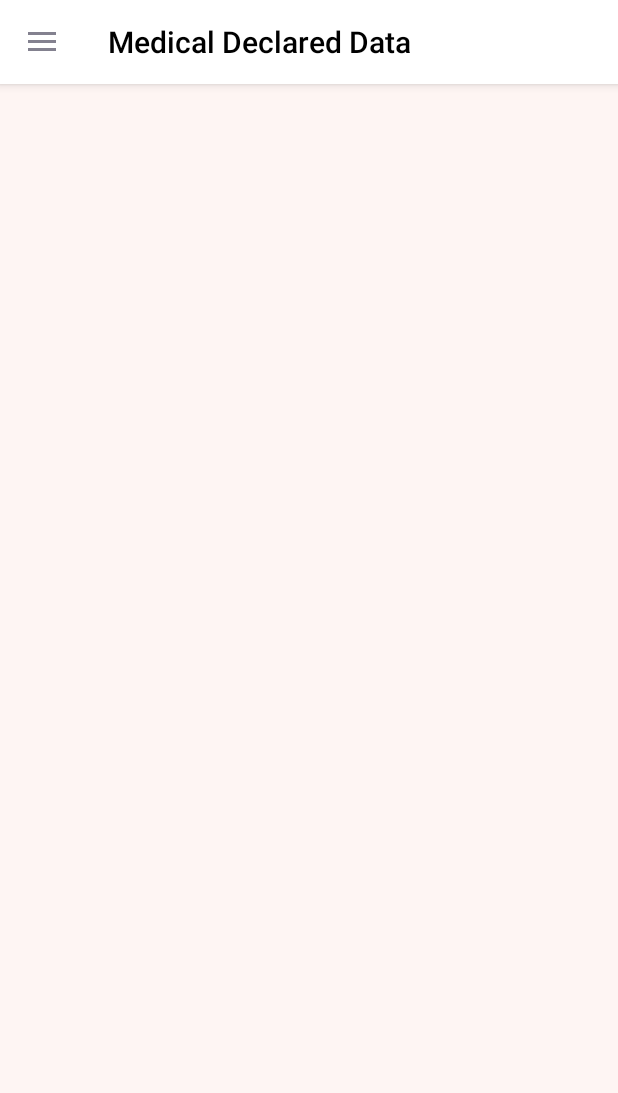
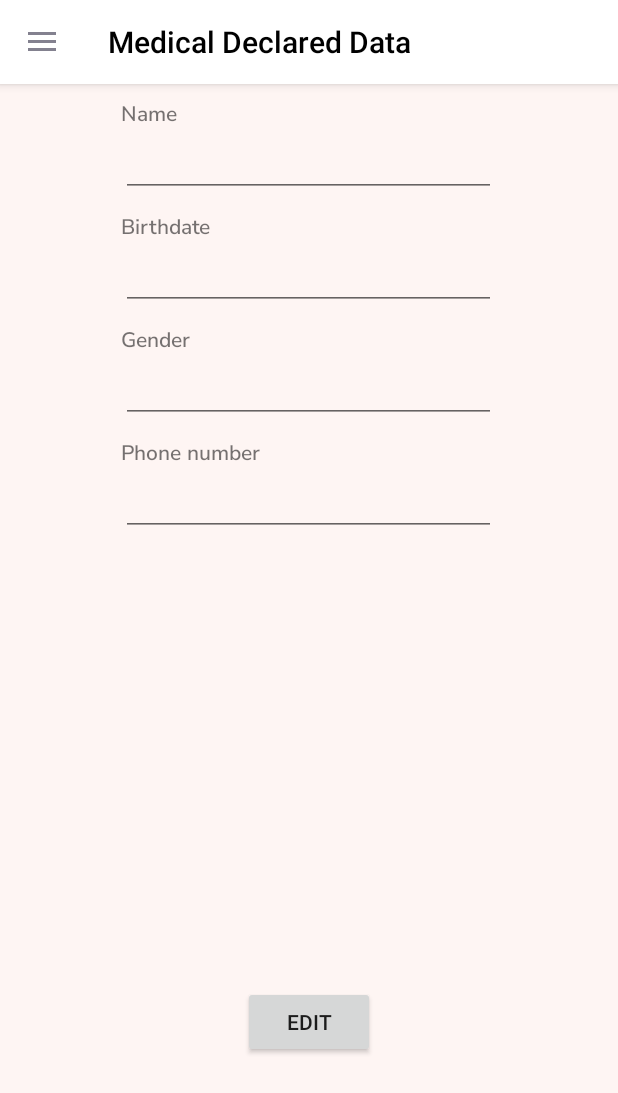
Before and after one commit to hoangnhhe141380/Covid_Tracker, an Android app: the screen it shows after launch (MainActivity), in the side drawer, after a tap on "Medical Declared Data", on a phone screen of 412 x 824 dp. Shown: the top 1093 px of the screen. Run offline under Robolectric (Android 15) with nearby library versions, the phone set to English and light mode, and no system bars; our stand-ins replace Firebase (no records; nobody signed in at launch, a user with empty details on screens opened directly).

Commit message:
20220317 - Update layout round 10

```diff
--- a/app/src/main/res/layout/layout_fragment_medical_declared_data.xml
+++ b/app/src/main/res/layout/layout_fragment_medical_declared_data.xml
@@ -1,9 +1,93 @@
 <?xml version="1.0" encoding="utf-8"?>
-<LinearLayout xmlns:android="http://schemas.android.com/apk/res/android"
+<RelativeLayout xmlns:android="http://schemas.android.com/apk/res/android"
+    xmlns:tools="http://schemas.android.com/tools"
     android:layout_width="match_parent"
     android:layout_height="match_parent"
-    android:orientation="vertical"
-    android:padding="12dp"
-    android:background="@color/backgroundColor">
+    android:background="@color/backgroundColor"
+    android:orientation="vertical">
 
-</LinearLayout>
+    <LinearLayout
+        android:id="@+id/ln_input"
+        android:layout_width="wrap_content"
+        android:layout_height="wrap_content"
+        android:layout_centerHorizontal="true"
+        android:layout_marginTop="10dp"
+        android:orientation="vertical">
+
+        <TextView
+            android:layout_width="match_parent"
+            android:layout_height="match_parent"
+            android:fontFamily="@font/nunito_sans_semibold"
+            android:gravity="bottom"
+            android:text="Name" />
+
+        <EditText
+            android:id="@+id/edt_name"
+            android:layout_width="250dp"
+            android:layout_height="wrap_content"
+            android:layout_marginBottom="10dp"
+            android:autofillHints="" />
+
+        <TextView
+            android:layout_width="wrap_content"
+            android:layout_height="match_parent"
+            android:fontFamily="@font/nunito_sans_semibold"
+            android:text="Birthdate" />
+
+        <EditText
+            android:id="@+id/edt_bd"
+            android:layout_width="250dp"
+            android:layout_height="wrap_content"
+            android:layout_marginBottom="10dp" />
+
+        <TextView
+            android:layout_width="wrap_content"
+            android:layout_height="match_parent"
+            android:fontFamily="@font/nunito_sans_semibold"
+            android:text="Gender" />
+
+        <EditText
+            android:id="@+id/edt_gender"
+            android:layout_width="250dp"
+            android:layout_height="wrap_content"
+            android:layout_marginBottom="10dp" />
+
+        <TextView
+            android:layout_width="wrap_content"
+            android:layout_height="match_parent"
+            android:fontFamily="@font/nunito_sans_semibold"
+            android:text="Phone number" />
+
+        <EditText
+            android:id="@+id/edt_phone"
+            android:layout_width="250dp"
+            android:layout_height="wrap_content" />
+    </LinearLayout>
+
+
+    <androidx.recyclerview.widget.RecyclerView
+        android:id="@+id/recyclerView"
+        android:layout_width="match_parent"
+        android:layout_height="260dp"
+        android:layout_below="@id/ln_input"
+        android:layout_marginTop="20dp"
+        tools:listitem="@layout/layout_vaccination_data" />
+
+    <LinearLayout
+        android:id="@+id/ln_button"
+        android:layout_width="wrap_content"
+        android:layout_height="wrap_content"
+        android:layout_below="@id/recyclerView"
+        android:layout_centerHorizontal="true"
+        android:layout_marginTop="10dp"
+        android:orientation="horizontal"
+        android:padding="10dp">
+
+        <Button
+            android:id="@+id/btn_edit_mdd"
+            android:layout_width="wrap_content"
+            android:layout_height="wrap_content"
+            android:text="Edit" />
+
+    </LinearLayout>
+</RelativeLayout>
```
Also changed, not shown: app/src/main/java/com/example/covid_tracker/model/Account.java (added, +79 -0 lines), app/src/main/java/com/example/covid_tracker/model/Vaccine.java (added, +37 -0 lines), app/src/main/res/layout/layout_vaccination_data.xml (added, +41 -0 lines).
